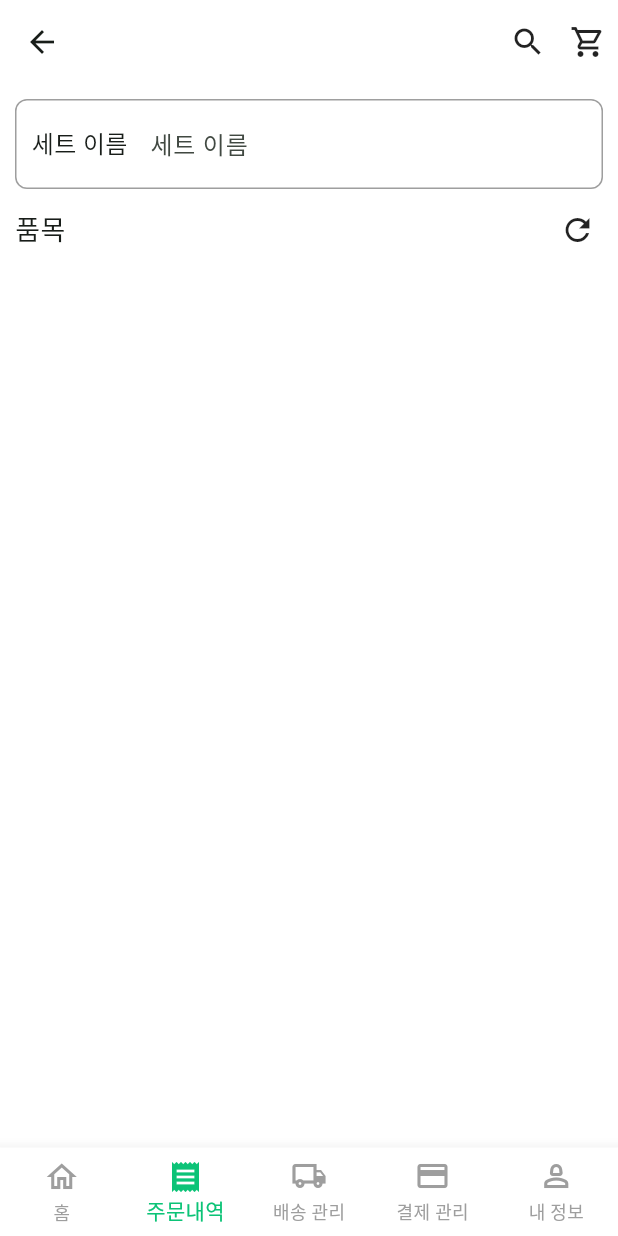
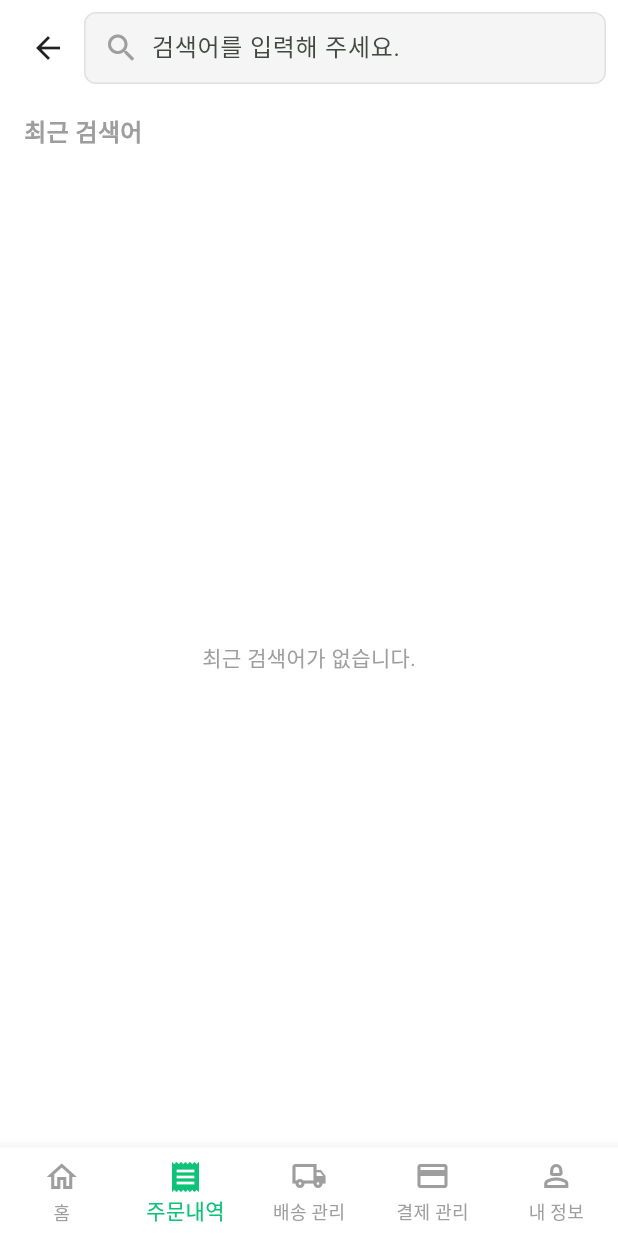
Before and after one commit to YooEuiseonBlog/aetteullo_cust, a Flutter app: the ModItemSetScreen screen opened directly with empty values, item 2 of the bottom bar chosen, after a tap on the "search" icon, on a phone screen of 412 x 824 dp. Run offline on Flutter 3.47's test engine with Material 3 defaults, Android fonts, the phone set to English and light mode, and no system bars; our stand-ins replace cached_network_image, carousel_slider, cookie_jar, device_info_plus, dio, dio_cookie_manager and 4 more; accounts and stored records are empty; network calls fail.

Commit message:
검색 결과 로딩 표시 및  데이터 없음 표시 개선

```diff
--- /dev/null
+++ b/lib/screen/search/search_screen.dart
@@ -0,0 +1,227 @@
+import 'package:aetteullo_cust/screen/search/search_rst_screen.dart';
+import 'package:aetteullo_cust/widget/navigationbar/mobile_bottom_navigation_bar.dart';
+import 'package:flutter/material.dart';
+import 'package:shared_preferences/shared_preferences.dart';
+
+class SearchScreen extends StatefulWidget {
+  const SearchScreen({super.key});
+
+  @override
+  State<SearchScreen> createState() => _SearchScreenState();
+}
+
+class _SearchScreenState extends State<SearchScreen> {
+  final TextEditingController _searchController = TextEditingController();
+
+  // SharedPreferences에 저장할 때 사용할 키
+  static const String _kRecentSearchesKey = 'recent_searches';
+
+  // 최근 검색어 리스트
+  List<String> _recentSearches = [];
+
+  @override
+  void initState() {
+    super.initState();
+    _loadRecentSearchesFromPrefs();
+  }
+
+  @override
+  void dispose() {
+    _searchController.dispose();
+    super.dispose();
+  }
+
+  /// SharedPreferences에서 최근 검색어 리스트를 불러오기
+  Future<void> _loadRecentSearchesFromPrefs() async {
+    final prefs = await SharedPreferences.getInstance();
+    final savedList = prefs.getStringList(_kRecentSearchesKey) ?? [];
+    setState(() {
+      _recentSearches = savedList;
+    });
+  }
+
+  /// SharedPreferences에 최근 검색어 리스트를 저장하기
+  Future<void> _saveRecentSearchesToPrefs() async {
+    final prefs = await SharedPreferences.getInstance();
+    await prefs.setStringList(_kRecentSearchesKey, _recentSearches);
+  }
+
+  /// 검색어 제출 시 호출
+  void _onSearchSubmitted(String query) {
+    final term = query.trim();
+    if (term.isEmpty) return;
+
+    setState(() {
+      // 이미 존재하는 검색어라면 먼저 제거
+      _recentSearches.removeWhere((e) => e == term);
+
+      // 새로운 검색어를 리스트 맨 앞에 삽입
+      _recentSearches.insert(0, term);
+
+      // 최대 10개까지만 저장
+      if (_recentSearches.length > 10) {
+        _recentSearches.removeRange(10, _recentSearches.length);
+      }
+    });
+
+    // 변경된 리스트를 SharedPreferences에 저장
+    _saveRecentSearchesToPrefs();
+
+    // 텍스트 필드 비우기
+    _searchController.clear();
+
+    // TODO: SearchRstScreen의 실제 경로에 맞게 import 경로를 조정해주세요.
+    // 검색 결과 화면으로 이동하며, 검색어(term)를 전달
+    Navigator.push(
+      context,
+      MaterialPageRoute(builder: (_) => SearchRstScreen(searchKeyword: term)),
+    );
+  }
+
+  /// 최근 검색어 리스트에서 개별 항목 삭제
+  void _removeRecentSearch(int index) {
+    setState(() {
+      _recentSearches.removeAt(index);
+    });
+    _saveRecentSearchesToPrefs();
+  }
+
+  /// 최근 검색어 전체 삭제
+  void _clearAllRecentSearches() {
+    setState(() {
+      _recentSearches.clear();
+    });
+    _saveRecentSearchesToPrefs();
+  }
+
+  @override
+  Widget build(BuildContext context) {
+    return Scaffold(
+      backgroundColor: Colors.white,
+
+      // AppBar 대신 검색창을 상단에 배치
+      appBar: PreferredSize(
+        preferredSize: const Size.fromHeight(64),
+        child: SafeArea(
+          child: Container(
+            padding: const EdgeInsets.symmetric(horizontal: 8, vertical: 8),
+            color: Colors.white,
+            child: Row(
+              children: [
+                // 뒤로가기 버튼
+                IconButton(
+                  icon: const Icon(Icons.arrow_back, color: Colors.black87),
+                  onPressed: () => Navigator.of(context).pop(),
+                ),
+
+                // 검색 입력창
+                Expanded(
+                  child: Container(
+                    height: 48,
+                    decoration: BoxDecoration(
+                      color: Colors.grey.shade100,
+                      borderRadius: BorderRadius.circular(8),
+                      border: Border.all(color: Colors.grey.shade300, width: 1),
+                    ),
+                    child: Row(
+                      children: [
+                        const SizedBox(width: 12),
+                        const Icon(Icons.search, color: Colors.grey),
+                        const SizedBox(width: 8),
+                        Expanded(
+                          child: TextField(
+                            controller: _searchController,
+                            textInputAction: TextInputAction.search,
+                            // 엔터(검색) 키를 눌렀을 때 동작
+                            onSubmitted: _onSearchSubmitted,
+                            decoration: const InputDecoration(
+                              hintText: '검색어를 입력해 주세요.',
+                              border: InputBorder.none,
+                              isDense: true,
+                              contentPadding: EdgeInsets.symmetric(
+                                vertical: 12,
+                              ),
+                            ),
+                          ),
+                        ),
+                        const SizedBox(width: 12),
+                      ],
+                    ),
+                  ),
+                ),
+              ],
+            ),
+          ),
+        ),
+      ),
+
+      body: Column(
+        children: [
+          // 최근 검색어 헤더 (전체 삭제 버튼 포함)
+          Padding(
+            padding: const EdgeInsets.symmetric(horizontal: 16, vertical: 12),
+            child: Row(
+              children: [
+                const Expanded(
+                  child: Text(
+                    '최근 검색어',
+                    style: TextStyle(
+                      fontSize: 16,
+                      fontWeight: FontWeight.w600,
+                      color: Colors.grey,
+                    ),
+                  ),
+                ),
+                if (_recentSearches.isNotEmpty)
+                  TextButton(
+                    onPressed: _clearAllRecentSearches,
+                    child: const Text(
+                      '전체삭제',
+                      style: TextStyle(fontSize: 14, color: Colors.redAccent),
+                    ),
+                  ),
+              ],
+            ),
+          ),
+
+          // 최근 검색어 리스트 혹은 빈 상태 메시지
+          Expanded(
+            child: _recentSearches.isEmpty
+                ? const Center(
+                    child: Text(
+                      '최근 검색어가 없습니다.',
+                      style: TextStyle(fontSize: 14, color: Colors.grey),
+                    ),
+                  )
+                : ListView.separated(
+                    padding: const EdgeInsets.symmetric(vertical: 8),
+                    itemCount: _recentSearches.length,
+                    separatorBuilder: (context, index) =>
+                        Divider(height: 1, color: Colors.grey.shade300),
+                    itemBuilder: (context, index) {
+                      final term = _recentSearches[index];
+                      return ListTile(
+                        title: Text(term, style: const TextStyle(fontSize: 16)),
+                        trailing: IconButton(
+                          icon: Icon(
+                            Icons.close,
+                            size: 20,
+                            color: Colors.grey.shade600,
+                          ),
+                          onPressed: () => _removeRecentSearch(index),
+                        ),
+                        onTap: () {
+                          // 해당 검색어를 탭하면 바로 검색 결과 화면으로 이동
+                          _onSearchSubmitted(term);
+                        },
+                      );
+                    },
+                  ),
+          ),
+        ],
+      ),
+
+      bottomNavigationBar: const MobileBottomNavigationBar(),
+    );
+  }
+}
--- a/lib/widget/appbar/mobile_app_bar.dart
+++ b/lib/widget/appbar/mobile_app_bar.dart
@@ -1,6 +1,7 @@
 import 'package:aetteullo_cust/provider/app_state_provider.dart';
 import 'package:aetteullo_cust/screen/basket/basket_screen.dart';
 import 'package:aetteullo_cust/screen/home/home_screen.dart';
+import 'package:aetteullo_cust/screen/search/search_screen.dart';
 import 'package:flutter/material.dart';
 import 'package:provider/provider.dart';
 
@@ -77,10 +78,10 @@ class MobileAppBar extends StatelessWidget implements PreferredSizeWidget {
           ActionButton(
             icon: Icons.search,
             onPressed: () {
-              // Navigator.push(
-              //   context,
-              //   MaterialPageRoute(builder: (_) => const SearchScreen()),
-              // );
+              Navigator.push(
+                context,
+                MaterialPageRoute(builder: (_) => const SearchScreen()),
+              );
             },
           ),
         if (showNotification)
```
Also changed, not shown: lib/screen/search/search_rst_screen.dart (added, +380 -0 lines).
